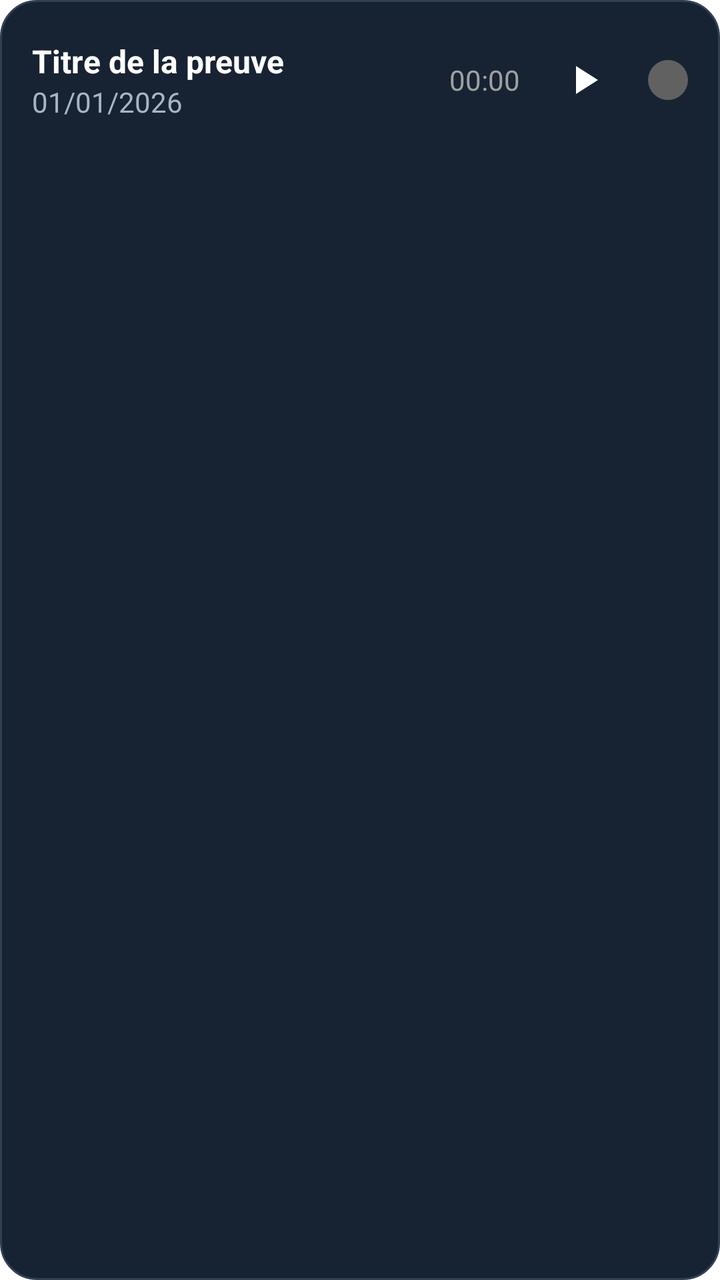
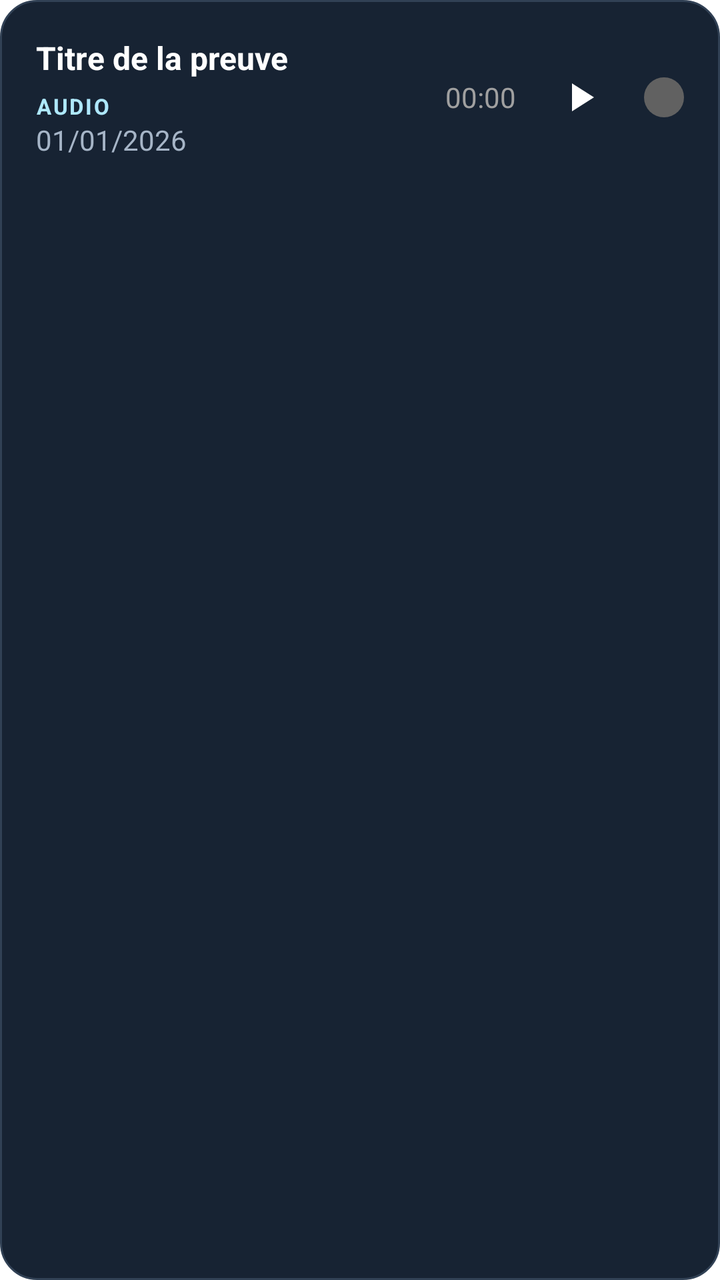

Compare the two renders of this Android layout. The source of the first and the diff that turns it into the second are given below.
<!-- AndroidManifest.xml: application theme Theme.EvidenceVault -->
<!-- res/layout/item_evidence.xml -->
<LinearLayout xmlns:android="http://schemas.android.com/apk/res/android"
    xmlns:app="http://schemas.android.com/apk/res-auto"
    android:layout_width="match_parent"
    android:layout_height="wrap_content"
    android:orientation="vertical"
    android:background="@drawable/item_background_rounded"
    android:padding="16dp"
    android:layout_marginBottom="12dp">

    
    <RelativeLayout
        android:layout_width="match_parent"
        android:layout_height="wrap_content">

        
        <LinearLayout
            android:id="@+id/info_block"
            android:layout_width="wrap_content"
            android:layout_height="wrap_content"
            android:orientation="vertical"
            android:layout_alignParentStart="true"
            android:layout_centerVertical="true"
            android:layout_toStartOf="@id/actions_block">

            <TextView
                android:id="@+id/itemTitle"
                android:layout_width="wrap_content"
                android:layout_height="wrap_content"
                android:text="Titre de la preuve"
                android:textColor="@android:color/white"
                android:textSize="16sp"
                android:textStyle="bold" />

            <TextView
                android:id="@+id/itemDate"
                android:layout_width="wrap_content"
                android:layout_height="wrap_content"
                android:text="01/01/2026"
                android:textColor="#A6B5C7"
                android:textSize="14sp" />
        </LinearLayout>

        
        <LinearLayout
            android:id="@+id/actions_block"
            android:layout_width="wrap_content"
            android:layout_height="wrap_content"
            android:orientation="horizontal"
            android:gravity="center_vertical"
            android:layout_alignParentEnd="true"
            android:layout_centerVertical="true">

            <TextView
                android:id="@+id/itemDuration"
                android:layout_width="wrap_content"
                android:layout_height="wrap_content"
                android:text="00:00"
                android:textColor="#A0A0A0"
                android:layout_marginEnd="8dp"/>

            <ImageButton
                android:id="@+id/itemPlayIcon"
                android:layout_width="48dp"
                android:layout_height="48dp"
                android:contentDescription="Lire ou mettre en pause"
                android:src="@drawable/ic_play_arrow"
                android:background="?attr/selectableItemBackgroundBorderless"
                app:tint="@android:color/white"/>

            <ImageView
                android:id="@+id/imgIntegrity"
                android:layout_width="20dp"
                android:layout_height="20dp"
                android:layout_marginStart="8dp"
                android:src="@drawable/ic_integrity_unknown"
                android:contentDescription="État de l’intégrité" />
        </LinearLayout>

    </RelativeLayout>

    
    <LinearLayout
        android:id="@+id/playerControls"
        android:layout_width="match_parent"
        android:layout_height="wrap_content"
        android:orientation="vertical"
        android:visibility="gone"
        android:paddingTop="12dp">

        <SeekBar
            android:id="@+id/itemSeekBar"
            android:layout_width="match_parent"
            android:layout_height="wrap_content" />
        
        <RelativeLayout
            android:layout_width="match_parent"
            android:layout_height="wrap_content">
            <TextView
                android:id="@+id/itemCurrentTime"
                android:layout_width="wrap_content"
                android:layout_height="wrap_content"
                android:text="00:00"
                android:textColor="#A0A0A0"
                android:layout_alignParentStart="true"/>
            <TextView
                android:id="@+id/itemTotalTime"
                android:layout_width="wrap_content"
                android:layout_height="wrap_content"
                android:text="00:00"
                android:textColor="#A0A0A0"
                android:layout_alignParentEnd="true"/>
        </RelativeLayout>
    </LinearLayout>
</LinearLayout>
<!-- resources referenced by this layout -->
<resources>
  <!-- drawable ic_integrity_unknown (drawable) -->
  <shape xmlns:android="http://schemas.android.com/apk/res/android" android:shape="oval">
      <size android:width="20dp" android:height="20dp"/>
      <solid android:color="#616161"/>
  </shape>
  <!-- drawable ic_play_arrow (drawable) -->
  <vector xmlns:android="http://schemas.android.com/apk/res/android"
      android:width="24dp"
      android:height="24dp"
      android:viewportWidth="24"
      android:viewportHeight="24"
      android:tint="?attr/colorControlNormal">
    <path
        android:fillColor="@android:color/white"
        android:pathData="M8,5v14l11,-7z"/>
  </vector>
  <!-- drawable item_background_rounded (drawable) -->
  <shape xmlns:android="http://schemas.android.com/apk/res/android" android:shape="rectangle">
      <solid android:color="#172333"/>
      <stroke android:width="1dp" android:color="#314155"/>
      <corners android:radius="18dp"/>
  </shape>
  <style name="Theme.EvidenceVault" parent="Theme.MaterialComponents.DayNight.NoActionBar" />
</resources>

<!-- the commit's change to res/layout/item_evidence.xml (unified diff, before → after) -->
@@ -4,7 +4,7 @@
     android:layout_height="wrap_content"
     android:orientation="vertical"
     android:background="@drawable/item_background_rounded"
-    android:padding="16dp"
+    android:padding="18dp"
     android:layout_marginBottom="12dp">
 
     
@@ -29,6 +29,17 @@
                 android:text="Titre de la preuve"
                 android:textColor="@android:color/white"
                 android:textSize="16sp"
+                android:textStyle="bold" />
+
+            <TextView
+                android:id="@+id/itemType"
+                android:layout_width="wrap_content"
+                android:layout_height="wrap_content"
+                android:layout_marginTop="6dp"
+                android:text="AUDIO"
+                android:textSize="11sp"
+                android:letterSpacing="0.08"
+                android:textColor="#AEE8FC"
                 android:textStyle="bold" />
 
             <TextView
